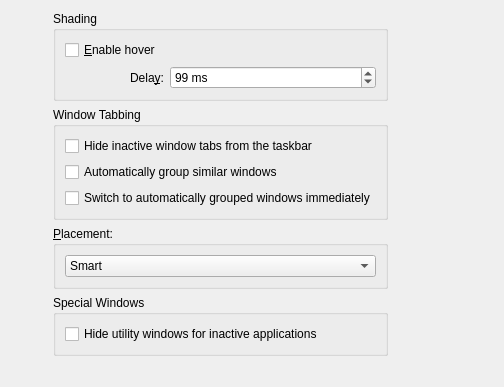
This is kcmkwin/kwinoptions/advanced.ui in KDE/kwin as Qt 5 draws it before an edit. The edited form follows.
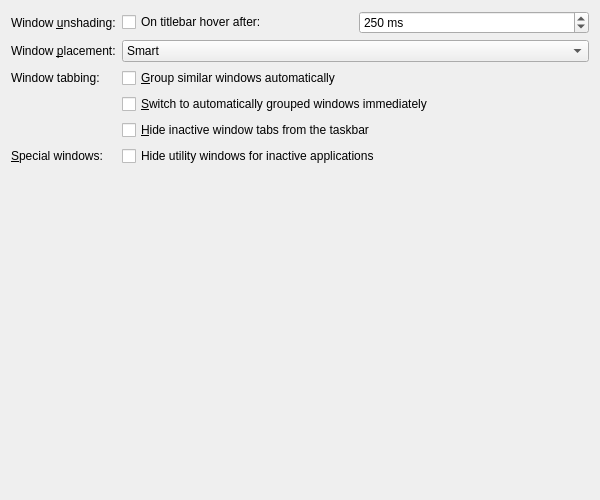
This is the edited form. Custom widgets are drawn as their Qt base class.

```diff
--- a/kcmkwin/kwinoptions/advanced.ui
+++ b/kcmkwin/kwinoptions/advanced.ui
@@ -6,253 +6,167 @@
    <rect>
     <x>0</x>
     <y>0</y>
-    <width>504</width>
-    <height>387</height>
+    <width>600</width>
+    <height>500</height>
    </rect>
   </property>
-  <layout class="QGridLayout" name="gridLayout" columnstretch="2,1,5">
-   <item row="2" column="2">
-    <spacer name="horizontalSpacer_3">
-     <property name="orientation">
-      <enum>Qt::Horizontal</enum>
+  <layout class="QFormLayout" name="formLayout">
+   <property name="formAlignment">
+    <set>Qt::AlignHCenter|Qt::AlignTop</set>
+   </property>
+   <item row="0" column="0">
+    <widget class="QLabel" name="shadeHoverLabel">
+     <property name="text">
+      <string>Window &amp;unshading:</string>
      </property>
-     <property name="sizeHint" stdset="0">
-      <size>
-       <width>40</width>
-       <height>20</height>
-      </size>
+     <property name="buddy">
+      <cstring>shadeHoverOn</cstring>
      </property>
-    </spacer>
+    </widget>
    </item>
-   <item row="2" column="0">
-    <spacer name="horizontalSpacer">
-     <property name="orientation">
-      <enum>Qt::Horizontal</enum>
+   <item row="0" column="1">
+    <layout class="QHBoxLayout" name="horizontalLayout_1">
+     <item>
+      <widget class="QCheckBox" name="shadeHoverOn">
+       <property name="whatsThis">
+        <string>&lt;html&gt;&lt;head/&gt;&lt;body&gt;&lt;p&gt;If this option is enabled, a shaded window will unshade automatically when the mouse pointer has been over the titlebar for some time.&lt;/p&gt;&lt;/body&gt;&lt;/html&gt;</string>
+       </property>
+       <property name="text">
+        <string>On titlebar hover after:</string>
+       </property>
+      </widget>
+     </item>
+     <item>
+      <widget class="QSpinBox" name="shadeHover">
+       <property name="whatsThis">
+        <string>Sets the time in milliseconds before the window unshades when the mouse pointer goes over the shaded window.</string>
+       </property>
+       <property name="suffix">
+        <string> ms</string>
+       </property>
+       <property name="minimum">
+        <number>0</number>
+       </property>
+       <property name="maximum">
+        <number>3000</number>
+       </property>
+       <property name="singleStep">
+        <number>100</number>
+       </property>
+       <property name="value">
+        <number>250</number>
+       </property>
+      </widget>
+     </item>
+    </layout>
+   </item>
+   <item row="1" column="0">
+    <widget class="QLabel" name="windowPlacementLabel">
+     <property name="text">
+      <string>Window &amp;placement:</string>
      </property>
-     <property name="sizeHint" stdset="0">
-      <size>
-       <width>40</width>
-       <height>20</height>
-      </size>
+     <property name="buddy">
+      <cstring>placementCombo</cstring>
      </property>
-    </spacer>
+    </widget>
    </item>
    <item row="1" column="1">
-    <widget class="QGroupBox" name="wtBox">
-     <property name="title">
-      <string>Window Tabbing</string>
+    <widget class="KComboBox" name="placementCombo">
+     <property name="whatsThis">
+      <string>&lt;html&gt;&lt;head/&gt;&lt;body&gt;&lt;p&gt;The placement policy determines where a new window will appear on the desktop.&lt;/p&gt;&lt;ul style=&quot;margin-top: 0px; margin-bottom: 0px; margin-left: 0px; margin-right: 0px; -qt-list-indent: 1;&quot;&gt;&lt;li style=&quot; margin-top:12px; margin-bottom:0px; margin-left:0px; margin-right:0px; -qt-block-indent:0; text-indent:0px;&quot;&gt;&lt;span style=&quot; font-style:italic;&quot;&gt;Smart&lt;/span&gt; will try to achieve a minimum overlap of windows&lt;/li&gt;&lt;li style=&quot; margin-top:0px; margin-bottom:0px; margin-left:0px; margin-right:0px; -qt-block-indent:0; text-indent:0px;&quot;&gt;&lt;span style=&quot; font-style:italic;&quot;&gt;Maximizing&lt;/span&gt; will try to maximize every window to fill the whole screen. It might be useful to selectively affect placement of some windows using the window-specific settings.&lt;/li&gt;&lt;li style=&quot; margin-top:0px; margin-bottom:0px; margin-left:0px; margin-right:0px; -qt-block-indent:0; text-indent:0px;&quot;&gt;&lt;span style=&quot; font-style:italic;&quot;&gt;Cascade&lt;/span&gt; will cascade the windows&lt;/li&gt;&lt;li style=&quot; margin-top:0px; margin-bottom:0px; margin-left:0px; margin-right:0px; -qt-block-indent:0; text-indent:0px;&quot;&gt;&lt;span style=&quot; font-style:italic;&quot;&gt;Random&lt;/span&gt; will use a random position&lt;/li&gt;&lt;li style=&quot; margin-top:0px; margin-bottom:0px; margin-left:0px; margin-right:0px; -qt-block-indent:0; text-indent:0px;&quot;&gt;&lt;span style=&quot; font-style:italic;&quot;&gt;Centered&lt;/span&gt; will place the window centered&lt;/li&gt;&lt;li style=&quot; margin-top:0px; margin-bottom:0px; margin-left:0px; margin-right:0px; -qt-block-indent:0; text-indent:0px;&quot;&gt;&lt;span style=&quot; font-style:italic;&quot;&gt;Zero-cornered&lt;/span&gt; will place the window in the top-left corner&lt;/li&gt;&lt;li style=&quot; margin-top:0px; margin-bottom:12px; margin-left:0px; margin-right:0px; -qt-block-indent:0; text-indent:0px;&quot;&gt;&lt;span style=&quot; font-style:italic;&quot;&gt;Under mouse&lt;/span&gt; will place the window under the pointer&lt;/li&gt;&lt;/ul&gt;&lt;/body&gt;&lt;/html&gt;</string>
      </property>
-     <property name="flat">
-      <bool>true</bool>
+     <item>
+      <property name="text">
+       <string>Smart</string>
+      </property>
+     </item>
+     <item>
+      <property name="text">
+       <string>Maximizing</string>
+      </property>
+     </item>
+     <item>
+      <property name="text">
+       <string>Cascade</string>
+      </property>
+     </item>
+     <item>
+      <property name="text">
+       <string>Random</string>
+      </property>
+     </item>
+     <item>
+      <property name="text">
+       <string>Centered</string>
+      </property>
+     </item>
+     <item>
+      <property name="text">
+       <string>Zero-cornered</string>
+      </property>
+     </item>
+     <item>
+      <property name="text">
+       <string>Under mouse</string>
+      </property>
+     </item>
+    </widget>
+   </item>
+   <item row="2" column="0">
+    <widget class="QLabel" name="windowTabbingLabel">
+     <property name="text">
+      <string>Window tabbing:</string>
      </property>
-     <layout class="QVBoxLayout" name="wtLay">
-      <item>
-       <widget class="QCheckBox" name="inactiveTabsSkipTaskbar">
-        <property name="whatsThis">
-         <string>When turned on hide all tabs that are not active from the taskbar.</string>
-        </property>
-        <property name="text">
-         <string>Hide inactive window tabs from the taskbar</string>
-        </property>
-       </widget>
-      </item>
-      <item>
-       <widget class="QCheckBox" name="autogroupSimilarWindows">
-        <property name="whatsThis">
-         <string>When turned on attempt to automatically detect when a newly opened window is related to an existing one and place them in the same window group.</string>
-        </property>
-        <property name="text">
-         <string>Automatically group similar windows</string>
-        </property>
-       </widget>
-      </item>
-      <item>
-       <widget class="QCheckBox" name="autogroupInForeground">
-        <property name="whatsThis">
-         <string>When turned on immediately switch to any new window tabs that were automatically added to the current group.</string>
-        </property>
-        <property name="text">
-         <string>Switch to automatically grouped windows immediately</string>
-        </property>
-       </widget>
-      </item>
-     </layout>
+    </widget>
+   </item>
+   <item row="3" column="1">
+    <widget class="QCheckBox" name="autogroupInForeground">
+     <property name="whatsThis">
+      <string>When turned on immediately switch to any new window tabs that were automatically added to the current group.</string>
+     </property>
+     <property name="text">
+      <string>&amp;Switch to automatically grouped windows immediately</string>
+     </property>
     </widget>
    </item>
    <item row="4" column="1">
-    <spacer name="verticalSpacer">
-     <property name="orientation">
-      <enum>Qt::Vertical</enum>
+    <widget class="QCheckBox" name="inactiveTabsSkipTaskbar">
+     <property name="whatsThis">
+      <string>When turned on hide all tabs that are not active from the taskbar.</string>
      </property>
-     <property name="sizeHint" stdset="0">
-      <size>
-       <width>20</width>
-       <height>40</height>
-      </size>
+     <property name="text">
+      <string>&amp;Hide inactive window tabs from the taskbar</string>
      </property>
-    </spacer>
+    </widget>
+   </item>
+   <item row="5" column="0">
+    <widget class="QLabel" name="specialWindowsLabel">
+     <property name="text">
+      <string>&amp;Special windows:</string>
+     </property>
+     <property name="buddy">
+      <cstring>hideUtilityWindowsForInactive</cstring>
+     </property>
+    </widget>
+   </item>
+   <item row="5" column="1">
+    <widget class="QCheckBox" name="hideUtilityWindowsForInactive">
+     <property name="whatsThis">
+      <string>When turned on, utility windows (tool windows, torn-off menus,...) of inactive applications will be hidden and will be shown only when the application becomes active. Note that applications have to mark the windows with the proper window type for this feature to work.</string>
+     </property>
+     <property name="text">
+      <string>Hide utility windows for inactive applications</string>
+     </property>
+    </widget>
    </item>
    <item row="2" column="1">
-    <widget class="QGroupBox" name="groupBox">
-     <property name="title">
-      <string>&amp;Placement:</string>
+    <widget class="QCheckBox" name="autogroupSimilarWindows">
+     <property name="whatsThis">
+      <string>When turned on attempt to automatically detect when a newly opened window is related to an existing one and place them in the same window group.</string>
      </property>
-     <property name="flat">
-      <bool>true</bool>
+     <property name="text">
+      <string>&amp;Group similar windows automatically</string>
      </property>
-     <layout class="QHBoxLayout" name="horizontalLayout">
-      <item>
-       <widget class="KComboBox" name="placementCombo">
-        <property name="sizePolicy">
-         <sizepolicy hsizetype="Expanding" vsizetype="Fixed">
-          <horstretch>0</horstretch>
-          <verstretch>0</verstretch>
-         </sizepolicy>
-        </property>
-        <property name="whatsThis">
-         <string>The placement policy determines where a new window will appear on the desktop.&lt;br&gt;&lt;ul&gt;
-&lt;li&gt;&lt;em&gt;Smart&lt;/em&gt; will try to achieve a minimum overlap of windows&lt;/li&gt;
-&lt;li&gt;&lt;em&gt;Maximizing&lt;/em&gt; will try to maximize every window to fill the whole screen. It might be useful to selectively affect placement of some windows using the window-specific settings.&lt;/li&gt;
-&lt;li&gt;&lt;em&gt;Cascade&lt;/em&gt; will cascade the windows&lt;/li&gt;
-&lt;li&gt;&lt;em&gt;Random&lt;/em&gt; will use a random position&lt;/li&gt;
-&lt;li&gt;&lt;em&gt;Centered&lt;/em&gt; will place the window centered&lt;/li&gt;
-&lt;li&gt;&lt;em&gt;Zero-Cornered&lt;/em&gt; will place the window in the top-left corner&lt;/li&gt;
-&lt;li&gt;&lt;em&gt;Under Mouse&lt;/em&gt; will place the window under the pointer&lt;/li&gt;
-&lt;/ul&gt;</string>
-        </property>
-        <item>
-         <property name="text">
-          <string>Smart</string>
-         </property>
-        </item>
-        <item>
-         <property name="text">
-          <string>Maximizing</string>
-         </property>
-        </item>
-        <item>
-         <property name="text">
-          <string>Cascade</string>
-         </property>
-        </item>
-        <item>
-         <property name="text">
-          <string>Random</string>
-         </property>
-        </item>
-        <item>
-         <property name="text">
-          <string>Centered</string>
-         </property>
-        </item>
-        <item>
-         <property name="text">
-          <string>Zero-Cornered</string>
-         </property>
-        </item>
-        <item>
-         <property name="text">
-          <string>Under Mouse</string>
-         </property>
-        </item>
-       </widget>
-      </item>
-     </layout>
-    </widget>
-   </item>
-   <item row="0" column="1">
-    <widget class="QGroupBox" name="shBox">
-     <property name="title">
-      <string>Shading</string>
-     </property>
-     <property name="flat">
-      <bool>true</bool>
-     </property>
-     <layout class="QGridLayout" name="gridLayout_2">
-      <item row="3" column="1">
-       <widget class="QLabel" name="shadeHoverLabel">
-        <property name="text">
-         <string>Dela&amp;y:</string>
-        </property>
-        <property name="alignment">
-         <set>Qt::AlignRight|Qt::AlignTrailing|Qt::AlignVCenter</set>
-        </property>
-        <property name="buddy">
-         <cstring>shadeHover</cstring>
-        </property>
-       </widget>
-      </item>
-      <item row="3" column="0">
-       <spacer name="horizontalSpacer_2">
-        <property name="orientation">
-         <enum>Qt::Horizontal</enum>
-        </property>
-        <property name="sizeType">
-         <enum>QSizePolicy::Fixed</enum>
-        </property>
-        <property name="sizeHint" stdset="0">
-         <size>
-          <width>24</width>
-          <height>20</height>
-         </size>
-        </property>
-       </spacer>
-      </item>
-      <item row="0" column="0" rowspan="3" colspan="5">
-       <widget class="QCheckBox" name="shadeHoverOn">
-        <property name="whatsThis">
-         <string>If Shade Hover is enabled, a shaded window will un-shade automatically when the mouse pointer has been over the title bar for some time.</string>
-        </property>
-        <property name="text">
-         <string>&amp;Enable hover</string>
-        </property>
-       </widget>
-      </item>
-      <item row="3" column="2" colspan="3">
-       <widget class="QSpinBox" name="shadeHover">
-        <property name="whatsThis">
-         <string>Sets the time in milliseconds before the window unshades when the mouse pointer goes over the shaded window.</string>
-        </property>
-        <property name="value">
-         <number>500</number>
-        </property>
-        <property name="minimum">
-         <number>0</number>
-        </property>
-        <property name="maximum">
-         <number>3000</number>
-        </property>
-        <property name="singleStep">
-         <number>100</number>
-        </property>
-        <property name="suffix">
-         <string> ms</string>
-        </property>
-       </widget>
-      </item>
-     </layout>
-    </widget>
-   </item>
-   <item row="3" column="1">
-    <widget class="QGroupBox" name="groupBox_2">
-     <property name="title">
-      <string>Special Windows</string>
-     </property>
-     <property name="flat">
-      <bool>true</bool>
-     </property>
-     <layout class="QHBoxLayout" name="horizontalLayout_2">
-      <item>
-       <widget class="QCheckBox" name="hideUtilityWindowsForInactive">
-        <property name="whatsThis">
-         <string>When turned on, utility windows (tool windows, torn-off menus,...) of inactive applications will be hidden and will be shown only when the application becomes active. Note that applications have to mark the windows with the proper window type for this feature to work.</string>
-        </property>
-        <property name="text">
-         <string>Hide utility windows for inactive applications</string>
-        </property>
-       </widget>
-      </item>
-     </layout>
     </widget>
    </item>
   </layout>
@@ -263,11 +177,6 @@
    <extends>QComboBox</extends>
    <header>kcombobox.h</header>
   </customwidget>
-  <customwidget>
-   <class>QSpinBox</class>
-   <extends>QWidget</extends>
-   <header>knuminput.h</header>
-  </customwidget>
  </customwidgets>
  <tabstops>
   <tabstop>shadeHoverOn</tabstop>
```
Left out of the diff: 9 changed lines with no effect on the pictures.
